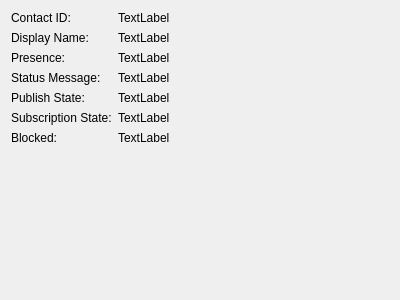
The window that dialogs/contact-info.ui (KDE/ktp-contact-list) describes before a commit, drawn with Qt 5.
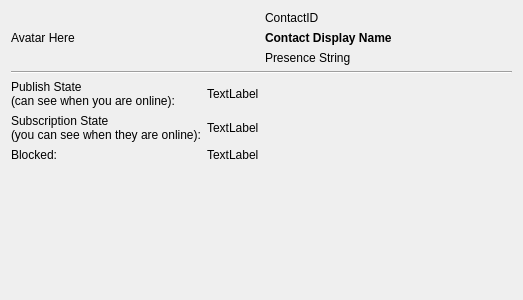
The same window after the commit.

Commit message: Hooked contact Info dialog into context menu. Display user info.

```diff
--- a/dialogs/contact-info.ui
+++ b/dialogs/contact-info.ui
@@ -6,21 +6,70 @@
    <rect>
     <x>0</x>
     <y>0</y>
-    <width>400</width>
+    <width>523</width>
     <height>300</height>
    </rect>
   </property>
   <property name="windowTitle">
    <string>Dialog</string>
   </property>
+  <layout class="QVBoxLayout" name="verticalLayout_2">
+   <item>
+    <layout class="QHBoxLayout" name="horizontalLayout">
+     <item>
+      <widget class="QLabel" name="avatarLabel">
+       <property name="text">
+        <string>Avatar Here</string>
+       </property>
+      </widget>
+     </item>
+     <item>
+      <layout class="QVBoxLayout" name="verticalLayout">
+       <item>
+        <widget class="QLabel" name="idLabel">
+         <property name="text">
+          <string>ContactID</string>
+         </property>
+        </widget>
+       </item>
+       <item>
+        <widget class="QLabel" name="nameLabel">
+         <property name="font">
+          <font>
+           <weight>75</weight>
+           <bold>true</bold>
+          </font>
+         </property>
+         <property name="text">
+          <string>Contact Display Name</string>
+         </property>
+        </widget>
+       </item>
+       <item>
+        <widget class="QLabel" name="presenceLabel">
+         <property name="text">
+          <string>Presence String</string>
+         </property>
+        </widget>
+       </item>
+      </layout>
+     </item>
+    </layout>
+   </item>
+   <item>
+    <widget class="Line" name="line">
+     <property name="orientation">
+      <enum>Qt::Horizontal</enum>
+     </property>
+    </widget>
+   </item>
+   <item>
   <layout class="QFormLayout" name="formLayout">
-   <property name="fieldGrowthPolicy">
-    <enum>QFormLayout::ExpandingFieldsGrow</enum>
-   </property>
    <item row="0" column="0">
-    <widget class="QLabel" name="label">
+      <widget class="QLabel" name="label_3">
      <property name="text">
-      <string>Contact ID:</string>
+        <string>Publish State 
+(can see when you are online):</string>
      </property>
     </widget>
    </item>
@@ -32,9 +81,10 @@
     </widget>
    </item>
    <item row="1" column="0">
-    <widget class="QLabel" name="label_2">
+      <widget class="QLabel" name="label_5">
      <property name="text">
-      <string>Display Name:</string>
+        <string>Subscription State 
+(you can see when they are online):</string>
      </property>
     </widget>
    </item>
@@ -46,74 +96,33 @@
     </widget>
    </item>
    <item row="2" column="0">
-    <widget class="QLabel" name="label_19">
-     <property name="text">
-      <string>Presence:</string>
-     </property>
-    </widget>
-   </item>
-   <item row="2" column="1">
-    <widget class="QLabel" name="label_20">
-     <property name="text">
-      <string>TextLabel</string>
-     </property>
-    </widget>
-   </item>
-   <item row="3" column="0">
-    <widget class="QLabel" name="label_18">
-     <property name="text">
-      <string>Status Message:</string>
-     </property>
-    </widget>
-   </item>
-   <item row="3" column="1">
-    <widget class="QLabel" name="label_11">
-     <property name="text">
-      <string>TextLabel</string>
-     </property>
-    </widget>
-   </item>
-   <item row="4" column="0">
-    <widget class="QLabel" name="label_3">
-     <property name="text">
-      <string>Publish State:</string>
-     </property>
-    </widget>
-   </item>
-   <item row="4" column="1">
-    <widget class="QLabel" name="label_12">
-     <property name="text">
-      <string>TextLabel</string>
-     </property>
-    </widget>
-   </item>
-   <item row="5" column="0">
-    <widget class="QLabel" name="label_5">
-     <property name="text">
-      <string>Subscription State:</string>
-     </property>
-    </widget>
-   </item>
-   <item row="5" column="1">
-    <widget class="QLabel" name="label_13">
-     <property name="text">
-      <string>TextLabel</string>
-     </property>
-    </widget>
-   </item>
-   <item row="6" column="0">
     <widget class="QLabel" name="label_4">
      <property name="text">
       <string>Blocked:</string>
      </property>
     </widget>
    </item>
-   <item row="6" column="1">
-    <widget class="QLabel" name="label_14">
+     <item row="2" column="1">
+      <widget class="QLabel" name="blockedLabel">
      <property name="text">
       <string>TextLabel</string>
      </property>
     </widget>
+     </item>
+     <item row="3" column="1">
+      <spacer name="verticalSpacer">
+       <property name="orientation">
+        <enum>Qt::Vertical</enum>
+       </property>
+       <property name="sizeHint" stdset="0">
+        <size>
+         <width>20</width>
+         <height>40</height>
+        </size>
+       </property>
+      </spacer>
+     </item>
+    </layout>
    </item>
   </layout>
  </widget>
```
Left out of the diff: 4 changed lines with no effect on the pictures. Lines whose indentation alone changed are shown as unchanged. The commit also changes 5 other files.
